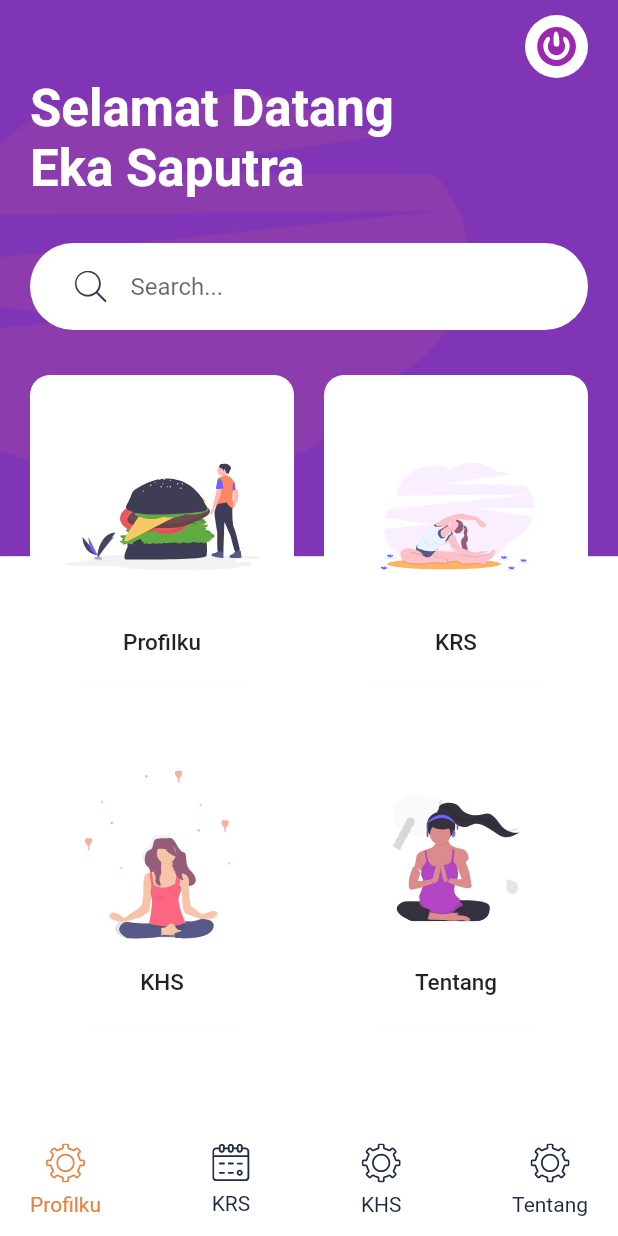
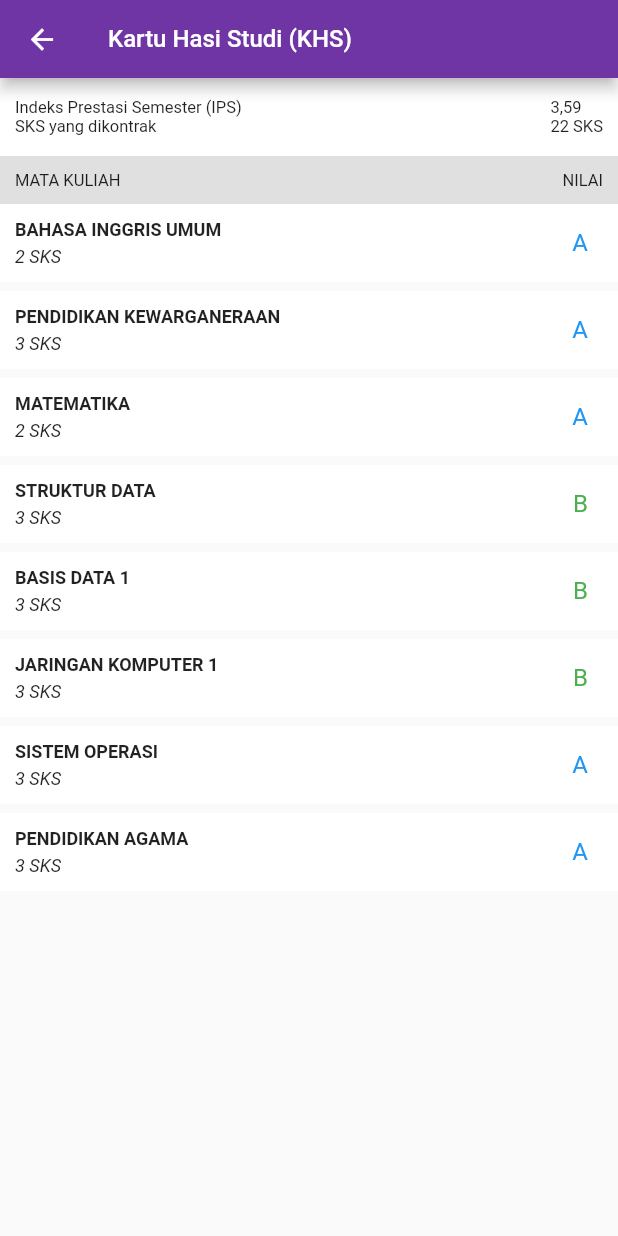
Before and after one commit to ekza97/uas-tugas-khusus, a Flutter app: the HomeScreen screen opened directly, after a tap on "KHS", on a phone screen of 412 x 824 dp. Run offline on Flutter 3.47's test engine with Material 2 defaults, Android fonts, the phone set to English and light mode, and no system bars; our stand-ins replace flutter_svg.

Commit message:
Add design hasil KHS

```diff
--- a/lib/Screens/Dashboard/dashboard_screen.dart
+++ b/lib/Screens/Dashboard/dashboard_screen.dart
@@ -1,5 +1,6 @@
 import 'package:final_project/Screens/Dashboard/components/bottom_nav_bar.dart';
 import 'package:final_project/Screens/Dashboard/components/menu_card.dart';
+import 'package:final_project/Screens/Khs/khs_screen.dart';
 import 'package:final_project/Screens/Login/login_screen.dart';
 import 'package:final_project/Screens/Profile/profile_screen.dart';
 import 'package:final_project/constans.dart';
@@ -129,7 +130,14 @@ class HomeScreen extends StatelessWidget {
                         MenuCard(
                           svgSrc: "assets/icons/Meditation.svg",
                           title: "KHS",
-                          press: () {},
+                          press: () {
+                            Navigator.push(
+                              context,
+                              MaterialPageRoute(builder: (context) {
+                                return KhsScreen();
+                              }),
+                            );
+                          },
                         ),
                         MenuCard(
                           svgSrc: "assets/icons/yoga.svg",
--- /dev/null
+++ b/lib/Screens/Khs/khs_screen.dart
@@ -0,0 +1,252 @@
+import 'package:final_project/Screens/Dashboard/dashboard_screen.dart';
+import 'package:final_project/constans.dart';
+import 'package:flutter/material.dart';
+
+class KhsScreen extends StatelessWidget {
+  @override
+  Widget build(BuildContext context) {
+    return MaterialApp(
+      debugShowCheckedModeBanner: false,
+      title: 'KHS Screen',
+      home: Scaffold(
+        appBar: AppBar(
+          title: Text(
+            'Kartu Hasi Studi (KHS)',
+            style: TextStyle(
+              fontSize: 16,
+            ),
+          ),
+          backgroundColor: kPrimaryColor,
+          toolbarHeight: 52,
+          leading: IconButton(
+            icon: Icon(
+              Icons.arrow_back,
+              color: Colors.white,
+            ),
+            iconSize: 22,
+            onPressed: () {
+              Navigator.push(
+                context,
+                MaterialPageRoute(builder: (context) {
+                  return DashboardScreen();
+                }),
+              );
+            },
+          ),
+        ),
+        body: Center(
+          child: Column(
+            children: [
+              KHSContainer(
+                leftText: 'Indeks Prestasi Semester (IPS)\nSKS yang dikontrak',
+                rightText: '3,59\n22 SKS',
+                backColor: Colors.white,
+                height: 52,
+              ),
+              KHSContainer(
+                leftText: 'MATA KULIAH',
+                rightText: 'NILAI',
+                backColor: Colors.grey[300],
+              ),
+              NilaiContainer(
+                leftTopText: 'BAHASA INGGRIS UMUM',
+                leftBottText: '2 SKS',
+                rightText: 'A',
+                backColor: Colors.white,
+                height: 52,
+                textColor: Colors.blue,
+              ),
+              SizedBox(
+                height: 6,
+              ),
+              NilaiContainer(
+                leftTopText: 'PENDIDIKAN KEWARGANERAAN',
+                leftBottText: '3 SKS',
+                rightText: 'A',
+                backColor: Colors.white,
+                height: 52,
+                textColor: Colors.blue,
+              ),
+              SizedBox(
+                height: 6,
+              ),
+              NilaiContainer(
+                leftTopText: 'MATEMATIKA',
+                leftBottText: '2 SKS',
+                rightText: 'A',
+                backColor: Colors.white,
+                height: 52,
+                textColor: Colors.blue,
+              ),
+              SizedBox(
+                height: 6,
+              ),
+              NilaiContainer(
+                leftTopText: 'STRUKTUR DATA',
+                leftBottText: '3 SKS',
+                rightText: 'B',
+                backColor: Colors.white,
+                height: 52,
+                textColor: Colors.green,
+              ),
+              SizedBox(
+                height: 6,
+              ),
+              NilaiContainer(
+                leftTopText: 'BASIS DATA 1',
+                leftBottText: '3 SKS',
+                rightText: 'B',
+                backColor: Colors.white,
+                height: 52,
+                textColor: Colors.green,
+              ),
+              SizedBox(
+                height: 6,
+              ),
+              NilaiContainer(
+                leftTopText: 'JARINGAN KOMPUTER 1',
+                leftBottText: '3 SKS',
+                rightText: 'B',
+                backColor: Colors.white,
+                height: 52,
+                textColor: Colors.green,
+              ),
+              SizedBox(
+                height: 6,
+              ),
+              NilaiContainer(
+                leftTopText: 'SISTEM OPERASI',
+                leftBottText: '3 SKS',
+                rightText: 'A',
+                backColor: Colors.white,
+                height: 52,
+                textColor: Colors.blue,
+              ),
+              SizedBox(
+                height: 6,
+              ),
+              NilaiContainer(
+                leftTopText: 'PENDIDIKAN AGAMA',
+                leftBottText: '3 SKS',
+                rightText: 'A',
+                backColor: Colors.white,
+                height: 52,
+                textColor: Colors.blue,
+              ),
+            ],
+          ),
+        ),
+      ),
+    );
+  }
+}
+
+class KHSContainer extends StatelessWidget {
+  final String leftText;
+  final String rightText;
+  final Color backColor;
+  final double height;
+  const KHSContainer({
+    Key key,
+    @required this.leftText,
+    @required this.rightText,
+    this.backColor,
+    this.height = 32,
+  }) : super(key: key);
+
+  @override
+  Widget build(BuildContext context) {
+    return Container(
+      child: Row(
+        children: [
+          Expanded(
+            child: Text(
+              leftText,
+              style: TextStyle(
+                fontSize: 11,
+              ),
+            ),
+          ),
+          Text(
+            rightText,
+            style: TextStyle(
+              fontSize: 11,
+            ),
+          ),
+        ],
+      ),
+      height: height,
+      color: backColor,
+      padding: EdgeInsets.symmetric(
+        vertical: 10,
+        horizontal: 10,
+      ),
+    );
+  }
+}
+
+class NilaiContainer extends StatelessWidget {
+  final String leftTopText;
+  final String leftBottText;
+  final String rightText;
+  final Color backColor;
+  final double height;
+  final Color textColor;
+  const NilaiContainer({
+    Key key,
+    @required this.leftTopText,
+    @required this.rightText,
+    this.backColor,
+    this.height = 32,
+    this.leftBottText,
+    this.textColor,
+  }) : super(key: key);
+
+  @override
+  Widget build(BuildContext context) {
+    return Container(
+      child: Row(
+        children: [
+          Expanded(
+            child: Column(
+              children: [
+                Text(
+                  leftTopText,
+                  style: TextStyle(
+                    fontSize: 12,
+                    fontWeight: FontWeight.bold,
+                  ),
+                ),
+                Text(
+                  leftBottText,
+                  style: TextStyle(
+                    fontSize: 12,
+                    fontStyle: FontStyle.italic,
+                  ),
+                ),
+              ],
+              crossAxisAlignment: CrossAxisAlignment.start,
+              mainAxisAlignment: MainAxisAlignment.spaceBetween,
+            ),
+          ),
+          Text(
+            rightText,
+            style: TextStyle(
+              fontSize: 16,
+              color: textColor,
+            ),
+            textAlign: TextAlign.left,
+          ),
+        ],
+      ),
+      height: height,
+      color: backColor,
+      padding: EdgeInsets.only(
+        left: 10,
+        top: 10,
+        bottom: 10,
+        right: 20,
+      ),
+    );
+  }
+}
```
